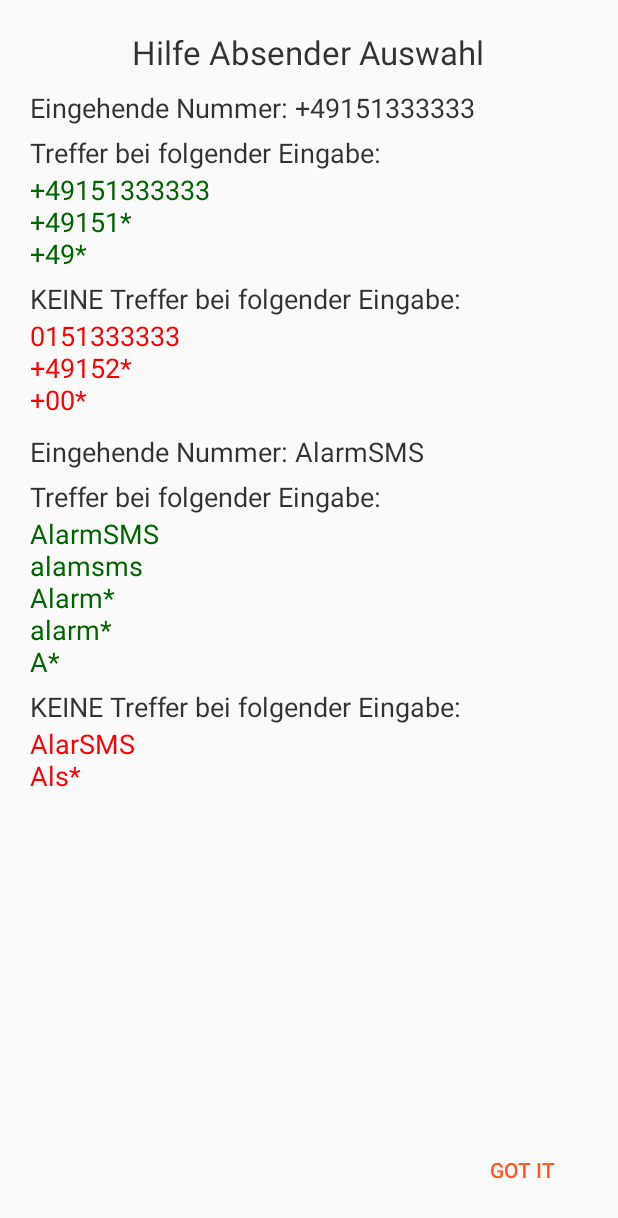
After one commit to ajdf24/AlarmSMSApp, an Android app: the layout fragment_sender_selection_dialog.xml on its own in the app's theme, with its tools: preview values and no code run, on a phone screen of 412 x 824 dp. The commit adds this screen. Shown: the top 1218 px of the screen. Run offline under Robolectric (Android 15) with nearby library versions, the phone set to English and light mode, and no system bars.

Commit message:
Hilfedialog für Absenderauswahl begonnen! Hier geht es demnächst weiter.

```diff
--- /dev/null
+++ b/app/src/main/res/layout/fragment_sender_selection_dialog.xml
@@ -0,0 +1,172 @@
+<FrameLayout xmlns:android="http://schemas.android.com/apk/res/android"
+    xmlns:tools="http://schemas.android.com/tools"
+    android:layout_width="match_parent"
+    android:layout_height="match_parent"
+    android:tag="dialog"
+    tools:context=".control.factory.SenderSelectionDialog">
+
+    <RelativeLayout
+        android:layout_width="match_parent"
+        android:layout_height="match_parent"
+        android:layout_above="@+id/view"
+        android:layout_margin="20dp">
+
+            <TextView
+                android:id="@+id/textView"
+                android:layout_width="wrap_content"
+                android:layout_height="wrap_content"
+                android:layout_alignParentTop="true"
+                android:layout_centerHorizontal="true"
+                android:text="Hilfe Absender Auswahl"
+                android:textAppearance="?android:attr/textAppearanceLarge" />
+        <RelativeLayout
+            android:layout_width="match_parent"
+            android:layout_height="match_parent"
+            android:layout_above="@+id/view"
+            android:layout_below="@+id/textView">
+
+
+
+            <ScrollView
+                android:layout_width="match_parent"
+                android:layout_height="match_parent">
+
+
+                <RelativeLayout
+                    android:layout_width="match_parent"
+                    android:layout_height="match_parent"
+                    android:layout_alignParentLeft="true"
+                    android:layout_alignParentStart="true">
+
+
+
+
+                    <TextView
+                        android:id="@+id/textView3"
+                        android:layout_width="wrap_content"
+                        android:layout_height="wrap_content"
+                        android:layout_alignParentLeft="true"
+                        android:layout_alignParentStart="true"
+
+                        android:layout_marginTop="10dp"
+                        android:text="Eingehende Nummer: +49151333333"
+                        android:textAppearance="?android:attr/textAppearanceMedium" />
+
+                    <TextView
+                        android:id="@+id/textView4"
+                        android:layout_width="wrap_content"
+                        android:layout_height="wrap_content"
+                        android:layout_alignParentLeft="true"
+                        android:layout_alignParentStart="true"
+                        android:layout_below="@+id/textView3"
+                        android:layout_marginTop="5dp"
+                        android:text="Treffer bei folgender Eingabe:"
+                        android:textAppearance="?android:attr/textAppearanceMedium" />
+
+                    <TextView
+                        android:id="@+id/textView5"
+                        android:layout_width="wrap_content"
+                        android:layout_height="wrap_content"
+                        android:layout_alignParentLeft="true"
+                        android:layout_alignParentStart="true"
+                        android:layout_below="@+id/textView4"
+                        android:text="+49151333333\n+49151*\n+49*"
+                        android:textAppearance="?android:attr/textAppearanceMedium"
+                        android:textColor="#006400" />
+
+                    <TextView
+                        android:id="@+id/textView6"
+                        android:layout_width="wrap_content"
+                        android:layout_height="wrap_content"
+                        android:layout_alignParentLeft="true"
+                        android:layout_alignParentStart="true"
+                        android:layout_below="@+id/textView5"
+                        android:layout_marginTop="5dp"
+                        android:text="KEINE Treffer bei folgender Eingabe:"
+                        android:textAppearance="?android:attr/textAppearanceMedium" />
+
+                    <TextView
+                        android:id="@+id/textView7"
+                        android:layout_width="wrap_content"
+                        android:layout_height="wrap_content"
+                        android:layout_alignParentLeft="true"
+                        android:layout_alignParentStart="true"
+                        android:layout_below="@+id/textView6"
+                        android:text="0151333333\n+49152*\n+00*"
+                        android:textAppearance="?android:attr/textAppearanceMedium"
+                        android:textColor="#ff0000" />
+
+                    <TextView
+                        android:id="@+id/textView8"
+                        android:layout_width="wrap_content"
+                        android:layout_height="wrap_content"
+                        android:layout_alignParentLeft="true"
+                        android:layout_alignParentStart="true"
+                        android:layout_below="@+id/textView7"
+                        android:layout_marginTop="10dp"
+                        android:text="Eingehende Nummer: AlarmSMS"
+                        android:textAppearance="?android:attr/textAppearanceMedium" />
+
+                    <TextView
+                        android:id="@+id/textView9"
+                        android:layout_width="wrap_content"
+                        android:layout_height="wrap_content"
+                        android:layout_alignParentLeft="true"
+                        android:layout_alignParentStart="true"
+                        android:layout_below="@+id/textView8"
+                        android:layout_marginTop="5dp"
+                        android:text="Treffer bei folgender Eingabe:"
+                        android:textAppearance="?android:attr/textAppearanceMedium" />
+
+                    <TextView
+                        android:id="@+id/textView10"
+                        android:layout_width="wrap_content"
+                        android:layout_height="wrap_content"
+                        android:layout_alignParentLeft="true"
+                        android:layout_alignParentStart="true"
+                        android:layout_below="@+id/textView9"
+                        android:text="AlarmSMS\nalamsms\nAlarm*\nalarm*\nA*"
+                        android:textAppearance="?android:attr/textAppearanceMedium"
+                        android:textColor="#006400" />
+
+                    <TextView
+                        android:id="@+id/textView11"
+                        android:layout_width="wrap_content"
+                        android:layout_height="wrap_content"
+                        android:layout_alignParentLeft="true"
+                        android:layout_alignParentStart="true"
+                        android:layout_below="@+id/textView10"
+                        android:layout_marginTop="5dp"
+                        android:text="KEINE Treffer bei folgender Eingabe:"
+                        android:textAppearance="?android:attr/textAppearanceMedium" />
+
+                    <TextView
+                        android:id="@+id/textView12"
+                        android:layout_width="wrap_content"
+                        android:layout_height="wrap_content"
+                        android:layout_alignParentLeft="true"
+                        android:layout_alignParentStart="true"
+                        android:layout_below="@+id/textView11"
+                        android:text="AlarSMS\nAls*"
+                        android:textAppearance="?android:attr/textAppearanceMedium"
+                        android:textColor="#ff0000" />
+                </RelativeLayout>
+
+            </ScrollView>
+
+
+
+        </RelativeLayout>
+        <android.support.v7.widget.AppCompatButton
+            android:id="@+id/view"
+            android:layout_width="wrap_content"
+            android:layout_height="wrap_content"
+            android:layout_alignParentBottom="true"
+            android:layout_alignParentEnd="true"
+            android:layout_alignParentRight="true"
+            android:background="?android:attr/selectableItemBackground"
+            android:text="got it"
+            android:textColor="@color/my_accent" />
+    </RelativeLayout>
+
+</FrameLayout>
```
Also changed, not shown: app/build.gradle (+4 -3 lines), app/src/main/java/rieger/alarmsmsapp/control/factory/SenderSelectionDialog.java (added, +110 -0 lines), app/src/main/java/rieger/alarmsmsapp/view/ruleactivitys/SenderSelection.java (+43 -1 lines), app/src/main/res/layout/activity_sender_selection.xml (+12 -12 lines), app/src/main/res/values/strings.xml (+6 -2 lines), 3 other files.
